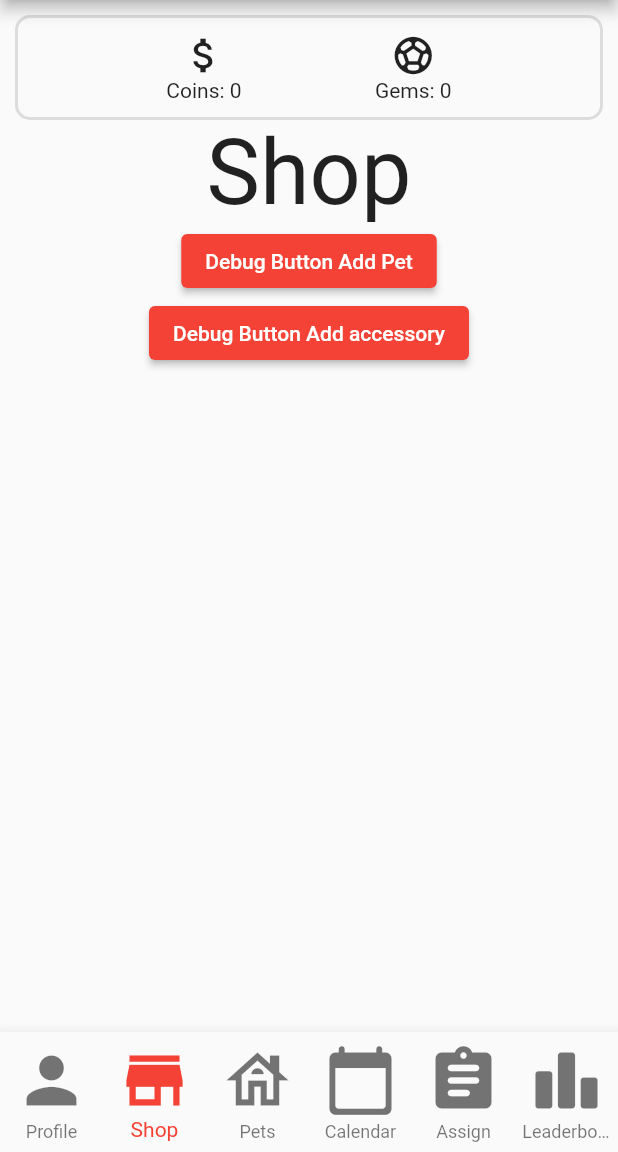
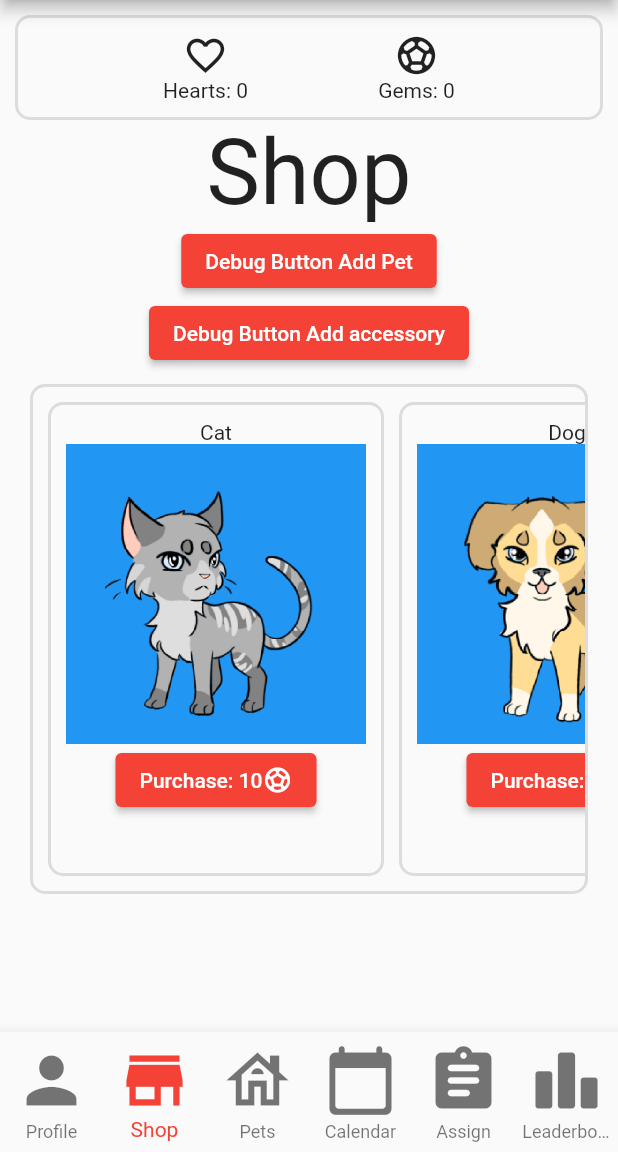
Before and after one commit to Wingo206/RU_On_Time, a Flutter app: the MyHomePage screen opened directly, item 2 of the bottom bar chosen, on a phone screen of 412 x 824 dp, the part 84-1236 px from its top. Run offline on Flutter 3.47's test engine with Material 2 defaults, Android fonts, the phone set to English and light mode, and no system bars; our stand-ins replace cloud_firestore, firebase_auth, firebase_core, table_calendar; missing offline and left inert: cloud_firestore_web, firebase_auth_web, firebase_core_web; accounts and stored records are empty; network calls fail.

Commit message:
working on shop and change coins to hearts

```diff
--- a/lib/data_manager.dart
+++ b/lib/data_manager.dart
@@ -36,7 +36,7 @@ class DataManager {
           UserData(
             name: "Default Username",
             email: _firebaseAuth.currentUser!.email!,
-            coins: 0,
+            hearts: 0,
             gems: 0,
             xp: 0,
           ).toJson(),
@@ -58,7 +58,7 @@ class DataManager {
 class UserData {
   String name;
   String email;
-  int coins;
+  int hearts;
   int gems;
   int xp;
   String? documentID;
@@ -66,7 +66,7 @@ class UserData {
   UserData({
     required this.name,
     required this.email,
-    required this.coins,
+    required this.hearts,
     required this.gems,
     required this.xp,
     this.documentID,
@@ -76,7 +76,7 @@ class UserData {
       : this(
           name: json['name']! as String,
           email: json['email']! as String,
-          coins: json['coins']! as int,
+          hearts: json['hearts']! as int,
           gems: json['gems']! as int,
           xp: json['xp']! as int,
           documentID: id,
@@ -86,7 +86,7 @@ class UserData {
     return {
       'name': name,
       'email': email,
-      'coins': coins,
+      'hearts': hearts,
       'gems': gems,
       'xp': xp,
     };
--- a/lib/page/pets.dart
+++ b/lib/page/pets.dart
@@ -7,6 +7,7 @@ import 'package:flutter/material.dart';
 import 'package:ru_on_time/data_manager.dart';
 import 'package:provider/src/provider.dart';
 import 'package:ru_on_time/page/pet_render.dart';
+import 'package:ru_on_time/page/profile.dart';
 
 int pettingCost = 1;
 double pettingAmount = 20.0;
@@ -87,67 +88,6 @@ class PetList extends StatelessWidget {
             physics: BouncingScrollPhysics(),
             children: _pets.map((Pet p) => PetWidget(p)).toList(),
           ),
-        ),
-      ),
-    );
-  }
-}
-
-class CurrencyDisplay extends StatefulWidget {
-  @override
-  _CurrencyDisplayState createState() => _CurrencyDisplayState();
-}
-
-class _CurrencyDisplayState extends State<CurrencyDisplay> {
-  int coins = 0;
-  int gems = 0;
-
-  @override
-  Widget build(BuildContext context) {
-    return StreamBuilder<DocumentSnapshot>(
-      stream: FirebaseFirestore.instance.collection('users').doc(context.read<DataManager>().uid).snapshots(),
-      builder: (BuildContext context, AsyncSnapshot<DocumentSnapshot> snapshot) {
-        if (snapshot.hasError) {
-          return Text('Something went wrong');
-        }
-        if (snapshot.hasData && !snapshot.data!.exists) {
-          return Text("Document does not exist");
-        }
-        if (snapshot.connectionState == ConnectionState.waiting) {
-          return buildDisplay(context);
-        }
-        Map<String, dynamic> data = snapshot.data!.data()! as Map<String, dynamic>;
-        coins = data['coins'] as int;
-        gems = data['gems'] as int;
-        return buildDisplay(context);
-      },
-    );
-  }
-
-  Widget buildDisplay(BuildContext context) {
-    return Container(
-      decoration: BoxDecoration(
-        border: Border.all(width: 2.0, color: Theme.of(context).dividerColor),
-        borderRadius: BorderRadius.all(Radius.circular(10)),
-      ),
-      child: Padding(
-        padding: EdgeInsets.all(10.0),
-        child: Row(
-          mainAxisAlignment: MainAxisAlignment.spaceEvenly,
-          children: [
-            Column(
-              children: [
-                Icon(Icons.attach_money, size: 30.0),
-                Text("Coins: " + coins.toString()),
-              ],
-            ),
-            Column(
-              children: [
-                Icon(Icons.sports_soccer_rounded, size: 30.0),
-                Text("Gems: " + gems.toString()),
-              ],
-            ),
-          ],
         ),
       ),
     );
@@ -238,8 +178,8 @@ class _PetWidgetState extends State<PetWidget> {
                   widget.pet.love += pettingAmount;
                   widget.pet.love = min(widget.pet.love, 100.0);
                   context.read<DataManager>().getUserData().then((UserData userData) {
-                    if (userData.coins > pettingCost) {
-                      userData.coins -= pettingCost;
+                    if (userData.hearts > pettingCost) {
+                      userData.hearts -= pettingCost;
                       widget.pet.updateDocument(context);
                       userData.updateDocument(context);
                     } else {
@@ -248,7 +188,12 @@ class _PetWidgetState extends State<PetWidget> {
                   });
                 }
               },
-              child: Text("Pet (\$1)"),
+              child: Row(
+                children: [
+                  Text("Pet " + pettingCost.toString()),
+                  Icon(heartsIcon, size: 20.0),
+                ],
+              ),
             ),
             SizedBox(width: 5.0),
             ElevatedButton(
@@ -257,8 +202,8 @@ class _PetWidgetState extends State<PetWidget> {
                   widget.pet.food += feedingAmount;
                   widget.pet.food = min(widget.pet.food, 100.0);
                   context.read<DataManager>().getUserData().then((UserData userData) {
-                    if (userData.coins > feedingCost) {
-                      userData.coins -= feedingCost;
+                    if (userData.hearts > feedingCost) {
+                      userData.hearts -= feedingCost;
                       widget.pet.updateDocument(context);
                       userData.updateDocument(context);
                     } else {
@@ -267,7 +212,12 @@ class _PetWidgetState extends State<PetWidget> {
                   });
                 }
               },
-              child: Text("Feed (\$2)"),
+              child: Row(
+                children: [
+                  Text("Feed " + feedingCost.toString()),
+                  Icon(heartsIcon, size: 20.0),
+                ],
+              ),
             ),
             SizedBox(width: 5.0),
             ElevatedButton(
@@ -276,8 +226,8 @@ class _PetWidgetState extends State<PetWidget> {
                   widget.pet.cleanliness += cleaningAmount;
                   widget.pet.cleanliness = min(widget.pet.cleanliness, 100.0);
                   context.read<DataManager>().getUserData().then((UserData userData) {
-                    if (userData.coins > cleaningCost) {
-                      userData.coins -= cleaningCost;
+                    if (userData.hearts > cleaningCost) {
+                      userData.hearts -= cleaningCost;
                       widget.pet.updateDocument(context);
                       userData.updateDocument(context);
                     } else {
@@ -286,7 +236,12 @@ class _PetWidgetState extends State<PetWidget> {
                   });
                 }
               },
-              child: Text("Clean (\$3)"),
+              child: Row(
+                children: [
+                  Text("Clean " + cleaningCost.toString()),
+                  Icon(heartsIcon, size: 20.0),
+                ],
+              ),
             ),
           ],
         ),
--- a/lib/page/profile.dart
+++ b/lib/page/profile.dart
@@ -213,3 +213,67 @@ Widget buildStatBar(String name, double value, double maxValue) {
     ),
   );
 }
+
+IconData heartsIcon = Icons.favorite_border;
+IconData gemsIcon = Icons.sports_soccer_rounded;
+class CurrencyDisplay extends StatefulWidget {
+
+  @override
+  _CurrencyDisplayState createState() => _CurrencyDisplayState();
+}
+
+class _CurrencyDisplayState extends State<CurrencyDisplay> {
+  int hearts = 0;
+  int gems = 0;
+
+  @override
+  Widget build(BuildContext context) {
+    return StreamBuilder<DocumentSnapshot>(
+      stream: FirebaseFirestore.instance.collection('users').doc(context.read<DataManager>().uid).snapshots(),
+      builder: (BuildContext context, AsyncSnapshot<DocumentSnapshot> snapshot) {
+        if (snapshot.hasError) {
+          return Text('Something went wrong');
+        }
+        if (snapshot.hasData && !snapshot.data!.exists) {
+          return Text("Document does not exist");
+        }
+        if (snapshot.connectionState == ConnectionState.waiting) {
+          return buildDisplay(context);
+        }
+        Map<String, dynamic> data = snapshot.data!.data()! as Map<String, dynamic>;
+        hearts = data['hearts'] as int;
+        gems = data['gems'] as int;
+        return buildDisplay(context);
+      },
+    );
+  }
+
+  Widget buildDisplay(BuildContext context) {
+    return Container(
+      decoration: BoxDecoration(
+        border: Border.all(width: 2.0, color: Theme.of(context).dividerColor),
+        borderRadius: BorderRadius.all(Radius.circular(10)),
+      ),
+      child: Padding(
+        padding: EdgeInsets.all(10.0),
+        child: Row(
+          mainAxisAlignment: MainAxisAlignment.spaceEvenly,
+          children: [
+            Column(
+              children: [
+                Icon(heartsIcon, size: 30.0),
+                Text("Hearts: " + hearts.toString()),
+              ],
+            ),
+            Column(
+              children: [
+                Icon(gemsIcon, size: 30.0),
+                Text("Gems: " + gems.toString()),
+              ],
+            ),
+          ],
+        ),
+      ),
+    );
+  }
+}
--- a/lib/page/shop.dart
+++ b/lib/page/shop.dart
@@ -3,6 +3,7 @@ import 'package:ru_on_time/data_manager.dart';
 import 'package:ru_on_time/page/pet_render.dart';
 import 'package:ru_on_time/page/pets.dart';
 import 'package:provider/src/provider.dart';
+import 'package:ru_on_time/page/profile.dart';
 
 class ShopPage extends StatelessWidget {
   @override
@@ -17,18 +18,46 @@ class ShopPage extends StatelessWidget {
             ElevatedButton(
               onPressed: () {
                 context.read<DataManager>().petsCollection.add(
-                      Pet(type: "cat", name: "Binky", love: 30, food: 20, cleanliness: 60, startDate: DateTime.now(), lastUpdate: DateTime.now(), accessories:<Accessory>[]).toJson(),
+                      Pet(type: "cat", name: "Binky", love: 30, food: 20, cleanliness: 60, startDate: DateTime.now(), lastUpdate: DateTime.now(), accessories: <Accessory>[]).toJson(),
                     );
               },
               child: Text("Debug Button Add Pet"),
             ),
             ElevatedButton(
               onPressed: () {
-                context.read<DataManager>().accessoriesCollection.add(
-                  Accessory(type: "top_hat", date: DateTime.now(), inUse: false, xPos: 0, yPos: 0, angle: 0, size: 1,).toJson()
-                );
+                context.read<DataManager>().accessoriesCollection.add(Accessory(
+                      type: "top_hat",
+                      date: DateTime.now(),
+                      inUse: false,
+                      xPos: 0,
+                      yPos: 0,
+                      angle: 0,
+                      size: 1,
+                    ).toJson());
               },
               child: Text("Debug Button Add accessory"),
+            ),
+            SizedBox(
+              height: 350,
+              child: Padding(
+                padding: EdgeInsets.only(top: 10.0, left: 10.0, right: 10.0),
+                child: Container(
+                  decoration: BoxDecoration(
+                    border: Border.all(width: 2.0, color: Theme.of(context).dividerColor),
+                    borderRadius: BorderRadius.all(Radius.circular(10)),
+                  ),
+                  child: ListView(
+                    scrollDirection: Axis.horizontal,
+                    children: [
+                      SizedBox(width: 10.0),
+                      PetShopWidget('cat', 10),
+                      PetShopWidget('dog', 10),
+                      PetShopWidget('dragon', 20),
+                      PetShopWidget('penguin', 20),
+                    ],
+                  ),
+                ),
+              ),
             ),
           ],
         ),
@@ -36,3 +65,44 @@ class ShopPage extends StatelessWidget {
     );
   }
 }
+
+class PetShopWidget extends StatelessWidget {
+  String _type;
+  int _cost;
+
+  PetShopWidget(this._type, this._cost);
+
+  @override
+  Widget build(BuildContext context) {
+    return Padding(
+      padding: EdgeInsets.only(top: 10.0, bottom: 10.0, right: 10.0),
+      child: Container(
+        decoration: BoxDecoration(
+          border: Border.all(width: 2.0, color: Theme.of(context).dividerColor),
+          borderRadius: BorderRadius.all(Radius.circular(10)),
+        ),
+        child: Padding(
+          padding: EdgeInsets.all(10.0),
+          child: Column(
+            children: [
+              Text(ImageData.displayNameMap[_type]!),
+              PetDisplay(
+                size: Size(200, 200),
+                pet: Pet(type: _type, name: ImageData.displayNameMap[_type]!, love: 30, food: 20, cleanliness: 60, startDate: DateTime.now(), lastUpdate: DateTime.now(), accessories: []),
+              ),
+              ElevatedButton(
+                child: Row(
+                  children: [
+                    Text("Purchase: " + _cost.toString()),
+                    Icon(gemsIcon, size: 20.0),
+                  ],
+                ),
+                onPressed: () {},
+              ),
+            ],
+          ),
+        ),
+      ),
+    );
+  }
+}
```
